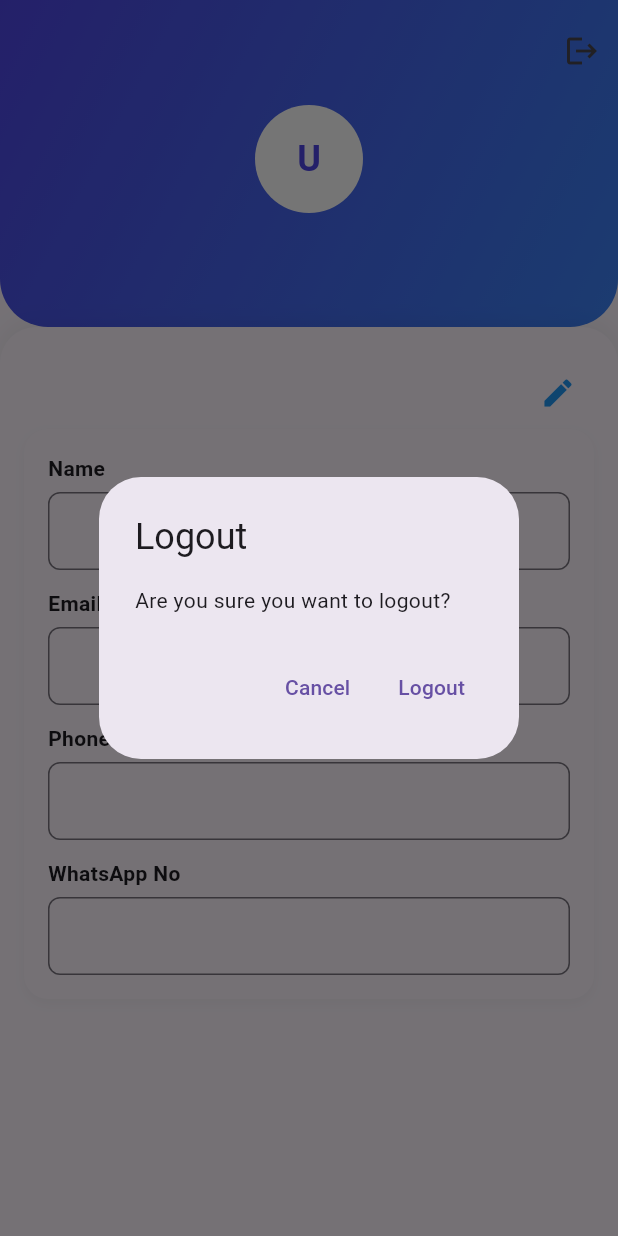
After one commit to najeebnaju512/machine_test_luminar, a Flutter app: the ProfileScreen screen opened directly, after a tap on the "logout" icon, on a phone screen of 412 x 824 dp. The commit adds this screen. Run offline on Flutter 3.47's test engine with Material 3 defaults, Android fonts, the phone set to English and light mode, and no system bars; our stand-ins replace dio, get, go_router, hive, hive_flutter, url_strategy; accounts and stored records are empty; network calls fail.

Commit message:
Add profile screen and controller functionality. Implemented navigation to the profile view from the main frame, created ProfileController for managing user data, and added profile model and repository for API interactions. Enhanced UI with editable fields for user information and logout functionality.

```diff
--- a/lib/router/routes/app_routes.dart
+++ b/lib/router/routes/app_routes.dart
@@ -3,6 +3,7 @@ import 'package:machine_test_luminar/app_config/app_state.dart';
 import 'package:machine_test_luminar/router/router.dart';
 import 'package:machine_test_luminar/screens/authenticated/listing_screen/view.dart';
 import 'package:machine_test_luminar/screens/authenticated/main_frame/view.dart';
+import 'package:machine_test_luminar/screens/authenticated/profile_view/view.dart';
 import 'package:machine_test_luminar/screens/un_authenticated/login/view.dart';
 
 class AppRoutes {
@@ -40,7 +41,9 @@ class AppRoutes {
 
 class Authenticated {
   static const String homePath = '/lead_list';
+  static const String profilePath = '/profile';
   static const String home = 'lead_list';
+  static const String profile = 'profile';
 
   static final List<RouteBase> routes = [
     GoRoute(
@@ -50,5 +53,12 @@ class Authenticated {
         return LeadListScreen();
       },
     ),
+    GoRoute(
+      path: profilePath,
+      name: profile,
+      builder: (context, state) {
+        return ProfileScreen();
+      },
+    ),
   ];
 }
--- /dev/null
+++ b/lib/screens/authenticated/main_frame/controller.dart
@@ -0,0 +1,30 @@
+import 'package:get/get.dart';
+import 'package:go_router/go_router.dart';
+import 'package:machine_test_luminar/router/router.dart';
+import 'package:machine_test_luminar/router/routes/app_routes.dart';
+
+class MainFrameController extends GetxController {
+  final List<String> routes = [Authenticated.home, Authenticated.profile];
+
+  RxInt currentIndex = 0.obs;
+
+  void routeListner() {
+    final location = GoRouterState.of(navKey.currentContext!).uri.toString();
+    final index = routes.indexWhere((r) => location.startsWith(r));
+    if (index != -1 && index != currentIndex.value) {
+      currentIndex.value = index;
+    }
+    currentIndex.refresh();
+  }
+
+  void onTap(int value) {
+    appRouter.goNamed(routes[value]);
+    currentIndex.value = value;
+  }
+
+  @override
+  void onInit() {
+    // routeListner();
+    super.onInit();
+  }
+}
--- a/lib/screens/authenticated/main_frame/view.dart
+++ b/lib/screens/authenticated/main_frame/view.dart
@@ -1,4 +1,7 @@
 import 'package:flutter/material.dart';
+import 'package:get/get.dart';
+import 'package:machine_test_luminar/core/tag_helper/teg_generator.dart';
+import 'package:machine_test_luminar/screens/authenticated/main_frame/controller.dart';
 
 class AuthenticatedFrame extends StatefulWidget {
   final Widget child;
@@ -9,8 +12,43 @@ class AuthenticatedFrame extends StatefulWidget {
 }
 
 class _AuthenticatedFrameState extends State<AuthenticatedFrame> {
+  late MainFrameController controller;
+
+  final String tag = fnTagGenerator();
+  // Mapping indexes to route names
+  @override
+  void initState() {
+    controller = Get.put(MainFrameController(), tag: tag);
+    super.initState();
+  }
+
+  @override
+  void dispose() {
+    Get.delete<MainFrameController>(tag: tag);
+    super.dispose();
+  }
+
+  @override
+  void didChangeDependencies() {
+    super.didChangeDependencies();
+    // Sync the current index based on the route
+    // controller.routeListner();
+  }
+
   @override
   Widget build(BuildContext context) {
-    return widget.child;
+    return Scaffold(
+      body: widget.child,
+      bottomNavigationBar: BottomNavigationBar(
+        currentIndex: controller.currentIndex.value,
+        onTap: (value) {
+          controller.onTap(value);
+        },
+        items: const [
+          BottomNavigationBarItem(icon: Icon(Icons.list), label: 'Leads'),
+          BottomNavigationBarItem(icon: Icon(Icons.person), label: 'Profile'),
+        ],
+      ),
+    );
   }
 }
--- /dev/null
+++ b/lib/screens/authenticated/profile_view/controller.dart
@@ -0,0 +1,81 @@
+import 'package:flutter/material.dart';
+import 'package:get/get.dart';
+import 'package:get/get_state_manager/src/simple/get_controllers.dart';
+import 'package:machine_test_luminar/app_config/app_state.dart';
+import 'package:machine_test_luminar/db/hive_box_helper.dart';
+import 'package:machine_test_luminar/router/router.dart';
+import 'package:machine_test_luminar/shared/model/authenticated/profilemodel.dart';
+import 'package:machine_test_luminar/shared/repo/authenticated/profil.dart';
+
+class ProfileController extends GetxController {
+  RxBool isEditing = false.obs;
+  RxString name = "".obs;
+  final formKey = GlobalKey<FormState>();
+  final nameController = TextEditingController();
+  final emailController = TextEditingController();
+  final phoneNoController = TextEditingController();
+  final whatsAppController = TextEditingController();
+  User? userData = User();
+  ProfileRepo repo = ProfileRepo();
+
+  @override
+  void onInit() {
+    getData();
+    super.onInit();
+  }
+
+  void onEditPress() {
+    if (isEditing.value) {
+      showDialog(
+        context: navKey.currentContext!,
+        builder: (context) => AlertDialog(
+          title: const Text('Update '),
+          content: const Text('Are you sure you want to update ?'),
+          actions: [
+            TextButton(
+              onPressed: () => Navigator.pop(context),
+              child: const Text('Cancel'),
+            ),
+            TextButton(
+              onPressed: () {
+                _saveUser();
+              },
+              child: const Text('Logout'),
+            ),
+          ],
+        ),
+      );
+    } else {
+      isEditing.value = true;
+    }
+  }
+
+  void _saveUser() {
+    if (formKey.currentState?.validate() ?? false) {
+      repo.onUpdateProfile(
+        email: emailController.text,
+        name: nameController.text,
+        phone: phoneNoController.text,
+        whatsAppno: whatsAppController.text,
+      );
+    }
+  }
+
+  void onLogout() {
+    appRouteState.logout();
+    HiveHelper.getUserDetailsHiveBox().clear();
+  }
+
+  Future<void> getData() async {
+    var res = await repo.getProfileData();
+    if (res?.status == 200) {
+      userData = ProfileModel.fromJson(res?.data).user;
+      nameController.text = userData?.fullName ?? '';
+      name.value = userData?.fullName ?? '';
+      emailController.text = userData?.email ?? '';
+      phoneNoController.text = userData?.phone ?? '';
+      whatsAppController.text = userData?.whatsappNumber ?? '';
+      name.refresh();
+    }
+  }
+}
--- /dev/null
+++ b/lib/screens/authenticated/profile_view/view.dart
@@ -0,0 +1,233 @@
+import 'package:flutter/material.dart';
+import 'package:get/get.dart';
+import 'package:hive/hive.dart';
+import 'package:hive_flutter/hive_flutter.dart';
+import 'package:machine_test_luminar/core/tag_helper/teg_generator.dart';
+import 'package:machine_test_luminar/db/hive_key.dart';
+import 'package:machine_test_luminar/db/model/user_details/user.dart';
+import 'package:machine_test_luminar/widget/text_form_feild/widget.dart';
+
+import 'controller.dart';
+
+class ProfileScreen extends StatefulWidget {
+  const ProfileScreen({super.key});
+
+  @override
+  State<ProfileScreen> createState() => _ProfileScreenState();
+}
+
+class _ProfileScreenState extends State<ProfileScreen> {
+  late ProfileController controller;
+
+  final String tag = fnTagGenerator();
+  @override
+  void initState() {
+    controller = Get.put(ProfileController(), tag: tag);
+    super.initState();
+  }
+
+  @override
+  void dispose() {
+    Get.delete<ProfileController>(tag: tag);
+    super.dispose();
+  }
+
+  @override
+  Widget build(BuildContext context) {
+    return Scaffold(
+      body: Column(
+        children: [
+          Obx(() {
+            final initials = controller.name.value.isNotEmpty
+                ? controller.name.value
+                      .trim()
+                      .split(" ")
+                      .map((e) => e[0])
+                      .take(2)
+                      .join()
+                      .toUpperCase()
+                : "U";
+            return Container(
+              width: double.infinity,
+              padding: const EdgeInsets.symmetric(vertical: 10),
+              decoration: const BoxDecoration(
+                gradient: LinearGradient(
+                  colors: [Color(0xFF4F46E5), Color(0xFF3B82F6)],
+                  begin: Alignment.topLeft,
+                  end: Alignment.bottomRight,
+                ),
+                borderRadius: BorderRadius.only(
+                  bottomLeft: Radius.circular(32),
+                  bottomRight: Radius.circular(32),
+                ),
+              ),
+              child: Column(
+                children: [
+                  Row(
+                    mainAxisAlignment: MainAxisAlignment.end,
+                    children: [
+                      IconButton(
+                        onPressed: () {
+                          showDialog(
+                            context: context,
+                            builder: (context) => AlertDialog(
+                              title: const Text('Logout'),
+                              content: const Text(
+                                'Are you sure you want to logout?',
+                              ),
+                              actions: [
+                                TextButton(
+                                  onPressed: () => Navigator.pop(context),
+                                  child: const Text('Cancel'),
+                                ),
+                                TextButton(
+                                  onPressed: () {
+                                    controller.onLogout();
+                                  },
+                                  child: const Text('Logout'),
+                                ),
+                              ],
+                            ),
+                          );
+                        },
+                        icon: const Icon(Icons.logout),
+                        tooltip: "Logout",
+                      ),
+                    ],
+                  ),
+                  const SizedBox(height: 12),
+                  CircleAvatar(
+                    radius: 36,
+                    backgroundColor: Colors.white,
+                    child: Text(
+                      initials,
+                      style: const TextStyle(
+                        fontSize: 24,
+                        fontWeight: FontWeight.bold,
+                        color: Color(0xFF4F46E5),
+                      ),
+                    ),
+                  ),
+                  const SizedBox(height: 12),
+                  Text(
+                    controller.nameController.text,
+                    style: const TextStyle(
+                      fontSize: 20,
+                      fontWeight: FontWeight.w600,
+                      color: Colors.white,
+                    ),
+                  ),
+                  const SizedBox(height: 4),
+                  Text(
+                    controller.emailController.text,
+                    style: const TextStyle(fontSize: 14, color: Colors.white70),
+                  ),
+                ],
+              ),
+            );
+          }),
+          Expanded(
+            child: Container(
+              padding: const EdgeInsets.symmetric(horizontal: 16, vertical: 20),
+              decoration: BoxDecoration(
+                color: Theme.of(context).scaffoldBackgroundColor,
+                borderRadius: const BorderRadius.only(
+                  topLeft: Radius.circular(24),
+                  topRight: Radius.circular(24),
+                ),
+                boxShadow: [
+                  BoxShadow(
+                    color: Colors.black.withOpacity(0.05),
+                    blurRadius: 12,
+                    offset: const Offset(0, -3),
+                  ),
+                ],
+              ),
+              child: Column(
+                children: [
+                  Row(
+                    children: [
+                      const Spacer(),
+                      Obx(
+                        () => IconButton(
+                          icon: Icon(
+                            controller.isEditing.value
+                                ? Icons.check
+                                : Icons.edit,
+                            color: Colors.blue,
+                          ),
+                          tooltip: controller.isEditing.value ? 'Save' : 'Edit',
+                          onPressed: () {
+                            controller.onEditPress();
+                          },
+                        ),
+                      ),
+                    ],
+                  ),
+                  Container(
+                    padding: const EdgeInsets.all(16),
+                    decoration: BoxDecoration(
+                      color: Theme.of(context).cardColor,
+                      borderRadius: BorderRadius.circular(16),
+                      boxShadow: [
+                        BoxShadow(
+                          color: Colors.black.withOpacity(0.03),
+                          blurRadius: 6,
+                          offset: const Offset(0, 3),
+                        ),
+                      ],
+                    ),
+                    child: SingleChildScrollView(
+                      child: Obx(
+                        () => Column(
+                          children: [
+                            CustomTextFormField(
+                              label: "Name",
+                              controller: controller.nameController,
+                              readOnly: !controller.isEditing.value,
+                              validationTypes: [ValidationType.required],
+                            ),
+                            const SizedBox(height: 12),
+                            CustomTextFormField(
+                              label: "Email",
+                              controller: controller.emailController,
+                              readOnly: !controller.isEditing.value,
+                              validationTypes: [
+                                ValidationType.required,
+                                ValidationType.email,
+                              ],
+                            ),
+                            const SizedBox(height: 12),
+                            CustomTextFormField(
+                              label: "Phone No",
+                              controller: controller.phoneNoController,
+                              readOnly: !controller.isEditing.value,
+                              validationTypes: [
+                                ValidationType.required,
+                                ValidationType.phone,
+                              ],
+                            ),
+                            const SizedBox(height: 12),
+                            CustomTextFormField(
+                              label: "WhatsApp No",
+                              controller: controller.whatsAppController,
+                              readOnly: !controller.isEditing.value,
+                              validationTypes: [
+                                ValidationType.required,
+                                ValidationType.phone,
+                              ],
+                            ),
+                          ],
+                        ),
+                      ),
+                    ),
+                  ),
+                ],
+              ),
+            ),
+          ),
+        ],
+      ),
+    );
+  }
+}
--- /dev/null
+++ b/lib/shared/model/authenticated/profilemodel.dart
@@ -0,0 +1,129 @@
+
+
+class ProfileModel {
+    String? status;
+    User? user;
+
+    ProfileModel({
+        this.status,
+        this.user,
+    });
+
+    factory ProfileModel.fromJson(Map<String, dynamic> json) => ProfileModel(
+        status: json["status"],
+        user: json["user"] == null ? null : User.fromJson(json["user"]),
+    );
+
+    Map<String, dynamic> toJson() => {
+        "status": status,
+        "user": user?.toJson(),
+    };
+}
+
+class User {
+    int? id;
+    String? uid;
+    String? fullName;
+    String? email;
+    String? phone;
+    String? whatsappNumber;
+    bool? isActive;
+    bool? phoneVerified;
+    DateTime? createdAt;
+    DateTime? updatedAt;
+    int? role;
+    RoleDetails? roleDetails;
+    bool? isStaff;
+    bool? isSuperuser;
+    List<dynamic>? groupsDetails;
+    DateTime? lastLogin;
+    dynamic fcmToken;
+    dynamic profilePic;
+
+    User({
+        this.id,
+        this.uid,
+        this.fullName,
+        this.email,
+        this.phone,
+        this.whatsappNumber,
+        this.isActive,
+        this.phoneVerified,
+        this.createdAt,
+        this.updatedAt,
+        this.role,
+        this.roleDetails,
+        this.isStaff,
+        this.isSuperuser,
+        this.groupsDetails,
+        this.lastLogin,
+        this.fcmToken,
+        this.profilePic,
+    });
+
+    factory User.fromJson(Map<String, dynamic> json) => User(
+        id: json["id"],
+        uid: json["uid"],
+        fullName: json["full_name"],
+        email: json["email"],
+        phone: json["phone"],
+        whatsappNumber: json["whatsapp_number"],
+        isActive: json["is_active"],
+        phoneVerified: json["phone_verified"],
+        createdAt: json["created_at"] == null ? null : DateTime.parse(json["created_at"]),
+        updatedAt: json["updated_at"] == null ? null : DateTime.parse(json["updated_at"]),
+        role: json["role"],
+        roleDetails: json["role_details"] == null ? null : RoleDetails.fromJson(json["role_details"]),
+        isStaff: json["is_staff"],
+        isSuperuser: json["is_superuser"],
+        groupsDetails: json["groups_details"] == null ? [] : List<dynamic>.from(json["groups_details"]!.map((x) => x)),
+        lastLogin: json["last_login"] == null ? null : DateTime.parse(json["last_login"]),
+        fcmToken: json["fcm_token"],
+        profilePic: json["profile_pic"],
+    );
+
+    Map<String, dynamic> toJson() => {
+        "id": id,
+        "uid": uid,
+        "full_name": fullName,
+        "email": email,
+        "phone": phone,
+        "whatsapp_number": whatsappNumber,
+        "is_active": isActive,
+        "phone_verified": phoneVerified,
+        "created_at": createdAt?.toIso8601String(),
+        "updated_at": updatedAt?.toIso8601String(),
+        "role": role,
+        "role_details": roleDetails?.toJson(),
+        "is_staff": isStaff,
+        "is_superuser": isSuperuser,
+        "groups_details": groupsDetails == null ? [] : List<dynamic>.from(groupsDetails!.map((x) => x)),
+        "last_login": lastLogin?.toIso8601String(),
+        "fcm_token": fcmToken,
+        "profile_pic": profilePic,
+    };
+}
+
+class RoleDetails {
+    int? id;
+    String? label;
+    String? value;
+
+    RoleDetails({
+        this.id,
+        this.label,
+        this.value,
+    });
+
+    factory RoleDetails.fromJson(Map<String, dynamic> json) => RoleDetails(
+        id: json["id"],
+        label: json["label"],
+        value: json["value"],
+    );
+
+    Map<String, dynamic> toJson() => {
+        "id": id,
+        "label": label,
+        "value": value,
+    };
+}
--- /dev/null
+++ b/lib/shared/repo/authenticated/profil.dart
@@ -0,0 +1,46 @@
+import 'package:machine_test_luminar/app_config/app_config.dart';
+import 'package:machine_test_luminar/core/dev_tools/print.dart';
+import 'package:machine_test_luminar/db/hive_fetch_helper.dart';
+import 'package:machine_test_luminar/shared/helper/api_helper.dart';
+
+class ProfileRepo {
+  Future<ApiResponse?> getProfileData() async {
+    try {
+      var response = await ApiHelper.getData(
+        endPoint: EndPoints.profile,
+        header: ApiHelper.getApiHeader(
+          access: GetHiveHelper.getUserDetails()?.accestoken,
+        ),
+      );
+      return response;
+    } catch (e) {
+      devPrintError('Catch : $e');
+    }
+    return null;
+  }
+
+  Future<ApiResponse?> onUpdateProfile({
+    required String email,
+    required String name,
+    required String phone,
+    required String whatsAppno,
+  }) async {
+    try {
+      var response = await ApiHelper.postData(
+        endPoint: EndPoints.profile,
+        method: ApiCase.patch,
+        body: {
+          "email": email,
+          "full_name": name,
+          "phone": phone,
+          "whatsapp_number": whatsAppno,
+        },
+        header: ApiHelper.getApiHeader(),
+      );
+      return response;
+    } catch (e) {
+      devPrintError('Catch : $e');
+    }
+    return null;
+  }
+}
--- a/lib/widget/text_form_feild/widget.dart
+++ b/lib/widget/text_form_feild/widget.dart
@@ -160,7 +160,7 @@ class CustomTextFormField extends FormField<String> {
              children: [
                if (label != null) ...[
                  Text(
-                   label!,
+                   label,
                    style: const TextStyle(fontWeight: FontWeight.w600),
                  ),
                  const SizedBox(height: 6),
```
